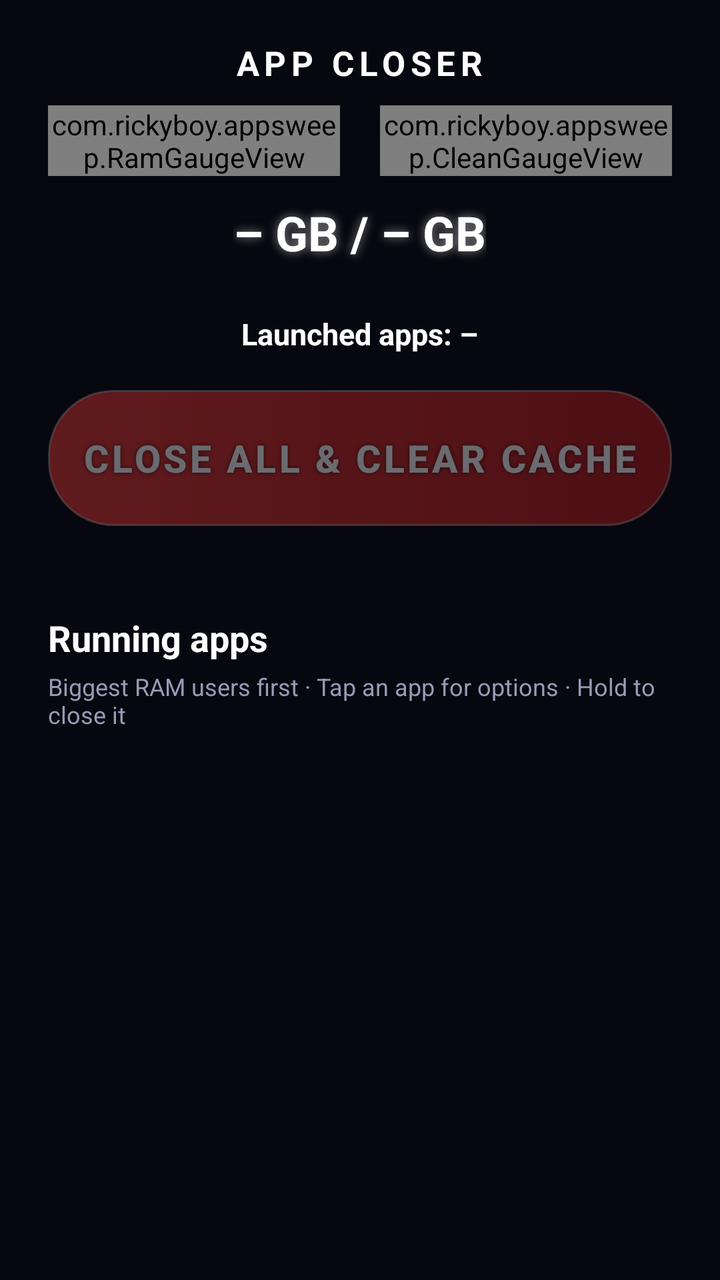
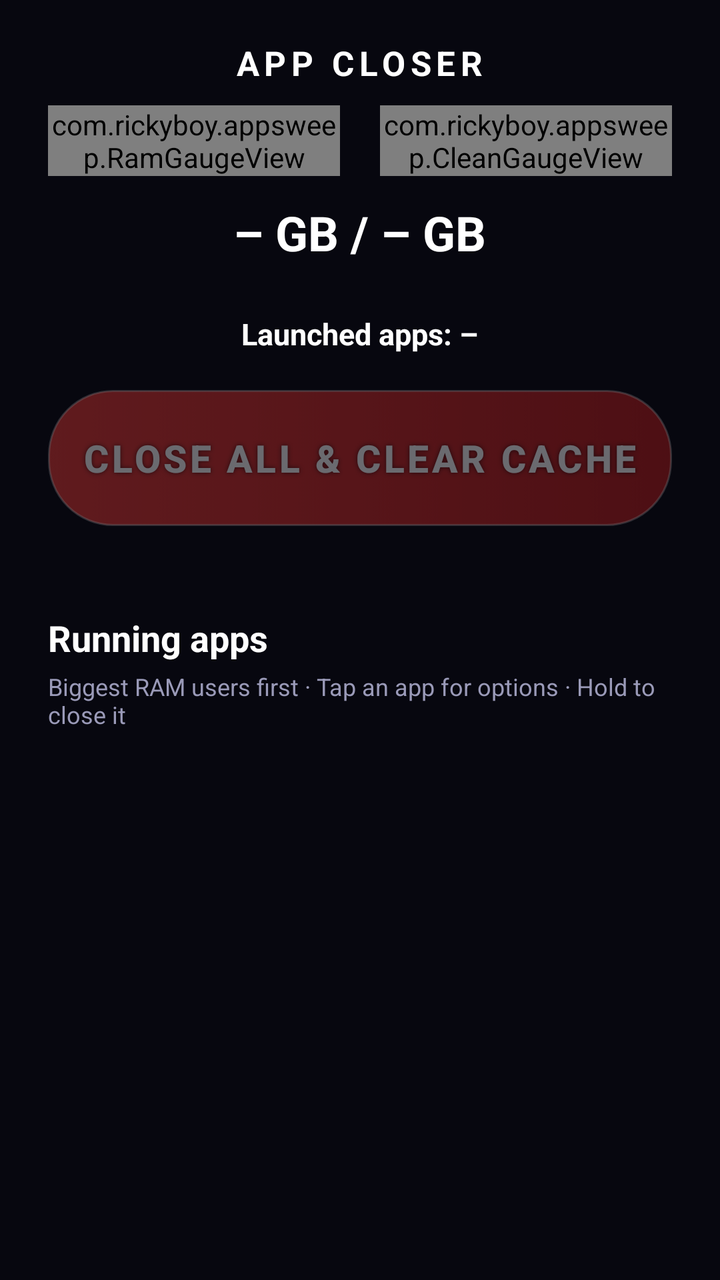

Screens rendered from an Android XML layout before and after an edit, with the pre-edit source and the edit as a unified diff.
<!-- AndroidManifest.xml: application theme Theme.AppSweep -->
<!-- res/layout/activity_main.xml -->
<?xml version="1.0" encoding="utf-8"?>
<LinearLayout xmlns:android="http://schemas.android.com/apk/res/android"
    android:layout_width="match_parent"
    android:layout_height="match_parent"
    android:background="@color/bg"
    android:orientation="vertical"
    android:paddingStart="24dp"
    android:paddingTop="20dp"
    android:paddingEnd="24dp"
    android:paddingBottom="12dp">

    
    <include layout="@layout/header" />

    <LinearLayout
        android:id="@+id/statusCard"
        android:layout_width="match_parent"
        android:layout_height="wrap_content"
        android:layout_marginTop="16dp"
        android:background="@drawable/bg_card"
        android:orientation="vertical"
        android:padding="16dp"
        android:visibility="gone">

        <TextView
            android:id="@+id/statusText"
            android:layout_width="match_parent"
            android:layout_height="wrap_content"
            android:textColor="@color/text_main"
            android:textSize="15sp" />

        <LinearLayout
            android:layout_width="match_parent"
            android:layout_height="wrap_content"
            android:layout_marginTop="12dp"
            android:orientation="horizontal">

            <Button
                android:id="@+id/statusButton"
                android:layout_width="wrap_content"
                android:layout_height="44dp"
                android:background="@drawable/bg_small_button"
                android:paddingStart="18dp"
                android:paddingEnd="18dp"
                android:stateListAnimator="@null"
                android:textAllCaps="false"
                android:textColor="@color/neon_cyan"
                android:textStyle="bold" />

            <Button
                android:id="@+id/statusButton2"
                android:layout_width="wrap_content"
                android:layout_height="44dp"
                android:layout_marginStart="10dp"
                android:background="@drawable/bg_small_button"
                android:paddingStart="18dp"
                android:paddingEnd="18dp"
                android:stateListAnimator="@null"
                android:textAllCaps="false"
                android:textColor="@color/neon_cyan"
                android:textStyle="bold"
                android:visibility="gone" />
        </LinearLayout>

        <LinearLayout
            android:id="@+id/codeRow"
            android:layout_width="match_parent"
            android:layout_height="wrap_content"
            android:layout_marginTop="12dp"
            android:gravity="center_vertical"
            android:orientation="horizontal"
            android:visibility="gone">

            <EditText
                android:id="@+id/codeInput"
                android:layout_width="0dp"
                android:layout_height="48dp"
                android:layout_weight="1"
                android:background="@drawable/bg_small_button"
                android:hint="6-digit pairing code"
                android:imeOptions="actionDone"
                android:inputType="number"
                android:maxLength="6"
                android:paddingStart="16dp"
                android:paddingEnd="16dp"
                android:textColor="@color/text_main"
                android:textColorHint="@color/text_dim"
                android:textSize="18sp" />

            <Button
                android:id="@+id/pairButton"
                android:layout_width="wrap_content"
                android:layout_height="48dp"
                android:layout_marginStart="10dp"
                android:background="@drawable/bg_small_button"
                android:paddingStart="22dp"
                android:paddingEnd="22dp"
                android:stateListAnimator="@null"
                android:text="Pair"
                android:textAllCaps="false"
                android:textColor="@color/neon_cyan"
                android:textStyle="bold" />
        </LinearLayout>

        <Button
            android:id="@+id/shizukuButton"
            android:layout_width="wrap_content"
            android:layout_height="36dp"
            android:layout_marginTop="10dp"
            android:background="@android:color/transparent"
            android:stateListAnimator="@null"
            android:text="Already use Shizuku? Use it instead"
            android:textAllCaps="false"
            android:textColor="@color/text_dim"
            android:textSize="12sp"
            android:visibility="gone" />

        <Button
            android:id="@+id/linkButton"
            android:layout_width="wrap_content"
            android:layout_height="36dp"
            android:layout_marginTop="4dp"
            android:background="@drawable/bg_small_button"
            android:paddingStart="14dp"
            android:paddingEnd="14dp"
            android:stateListAnimator="@null"
            android:textAllCaps="false"
            android:textColor="@color/neon_cyan"
            android:textSize="12sp"
            android:visibility="gone" />
    </LinearLayout>

    <FrameLayout
        android:layout_width="match_parent"
        android:layout_height="wrap_content"
        android:layout_marginTop="18dp">

        <Button
            android:id="@+id/sweepButton"
            android:layout_width="match_parent"
            android:layout_height="68dp"
                    android:background="@drawable/bg_sweep_button"
            android:enabled="false"
            android:alpha="0.4"
            android:letterSpacing="0.08"
            android:shadowColor="#AA000000"
            android:shadowRadius="6"
            android:stateListAnimator="@null"
            android:text="@string/sweep_button"
            android:textColor="@color/text_main"
            android:textSize="19sp"
            android:textStyle="bold" />

        
        <LinearLayout
            android:id="@+id/allCleanView"
            android:layout_width="match_parent"
            android:layout_height="wrap_content"
            android:gravity="center_horizontal"
            android:orientation="vertical"
            android:visibility="gone">

            <ImageView
                android:layout_width="wrap_content"
                android:layout_height="170dp"
                android:adjustViewBounds="true"
                android:contentDescription="All clean"
                android:src="@drawable/all_clean_ram" />

            <TextView
        android:shadowColor="#FF00E676"
        android:shadowRadius="12"
                android:layout_width="wrap_content"
                android:layout_height="wrap_content"
                android:layout_marginTop="4dp"
                android:text="All clean!"
                android:textColor="@color/text_main"
                android:textSize="28sp"
                android:textStyle="bold" />
        </LinearLayout>
    </FrameLayout>

    <LinearLayout
        android:id="@+id/resultRow"
        android:layout_width="match_parent"
        android:layout_height="wrap_content"
        android:layout_marginTop="10dp"
        android:orientation="horizontal"
        android:visibility="gone">

        <LinearLayout
            android:layout_width="0dp"
            android:layout_height="wrap_content"
            android:layout_marginStart="4dp"
            android:layout_marginEnd="4dp"
            android:layout_weight="1"
            android:background="@drawable/bg_card_plain"
            android:gravity="center_horizontal"
            android:orientation="vertical"
            android:paddingTop="8dp"
            android:paddingBottom="8dp">

            <TextView
        android:shadowColor="#00000000"
        android:shadowRadius="12"
                android:id="@+id/statClosed"
                android:layout_width="wrap_content"
                android:layout_height="wrap_content"
                android:text="0"
                android:textColor="@color/text_main"
                android:textSize="20sp"
                android:textStyle="bold" />

            <TextView
                android:layout_width="wrap_content"
                android:layout_height="wrap_content"
                android:letterSpacing="0.08"
                android:text="APPS CLOSED"
                android:textColor="@color/accent_red"
                android:textSize="10sp"
                android:textStyle="bold" />
        </LinearLayout>

        <LinearLayout
            android:layout_width="0dp"
            android:layout_height="wrap_content"
            android:layout_marginStart="4dp"
            android:layout_marginEnd="4dp"
            android:layout_weight="1"
            android:background="@drawable/bg_card_plain"
            android:gravity="center_horizontal"
            android:orientation="vertical"
            android:paddingTop="8dp"
            android:paddingBottom="8dp">

            <TextView
        android:shadowColor="#00000000"
        android:shadowRadius="12"
                android:id="@+id/statRam"
                android:layout_width="wrap_content"
                android:layout_height="wrap_content"
                android:text="0"
                android:textColor="@color/text_main"
                android:textSize="20sp"
                android:textStyle="bold" />

            <TextView
                android:layout_width="wrap_content"
                android:layout_height="wrap_content"
                android:letterSpacing="0.08"
                android:text="RAM FREED"
                android:textColor="@color/accent_green"
                android:textSize="10sp"
                android:textStyle="bold" />
        </LinearLayout>

        <LinearLayout
            android:layout_width="0dp"
            android:layout_height="wrap_content"
            android:layout_marginStart="4dp"
            android:layout_marginEnd="4dp"
            android:layout_weight="1"
            android:background="@drawable/bg_card_plain"
            android:gravity="center_horizontal"
            android:orientation="vertical"
            android:paddingTop="8dp"
            android:paddingBottom="8dp">

            <TextView
        android:shadowColor="#00000000"
        android:shadowRadius="12"
                android:id="@+id/statCache"
                android:layout_width="wrap_content"
                android:layout_height="wrap_content"
                android:text="0"
                android:textColor="@color/text_main"
                android:textSize="20sp"
                android:textStyle="bold" />

            <TextView
                android:layout_width="wrap_content"
                android:layout_height="wrap_content"
                android:letterSpacing="0.08"
                android:text="CACHE CLEARED"
                android:textColor="@color/accent_green"
                android:textSize="10sp"
                android:textStyle="bold" />
        </LinearLayout>
    </LinearLayout>

    <TextView
        android:shadowColor="#00000000"
        android:shadowRadius="12"
        android:id="@+id/resultText"
        android:layout_width="match_parent"
        android:layout_height="wrap_content"
        android:layout_marginTop="8dp"
        android:gravity="center"
        android:textColor="@color/text_dim"
        android:textSize="13sp"
        android:textStyle="normal"
        android:visibility="gone" />

    
    <Button
        android:id="@+id/closeAppButton"
        android:layout_width="match_parent"
        android:layout_height="60dp"
        android:layout_marginTop="12dp"
        android:background="@drawable/bg_sweep_done"
        android:letterSpacing="0.08"
        android:stateListAnimator="@null"
        android:text="CLOSE THIS APP"
        android:textColor="@color/text_main"
        android:textSize="18sp"
        android:textStyle="bold"
        android:visibility="gone" />

    <TextView
        android:shadowColor="#00000000"
        android:shadowRadius="12"
        android:id="@+id/statsText"
        android:layout_width="match_parent"
        android:layout_height="wrap_content"
        android:layout_marginTop="14dp"
        android:gravity="center"
        android:textColor="@color/neon_cyan"
        android:textSize="13sp"
        android:textStyle="bold" />

    <LinearLayout
        android:layout_width="match_parent"
        android:layout_height="wrap_content"
        android:layout_marginTop="12dp"
        android:gravity="center_vertical"
        android:orientation="horizontal">

        <TextView
            android:id="@+id/listHeader"
            android:layout_width="0dp"
            android:layout_height="wrap_content"
            android:layout_weight="1"
            android:text="Running apps"
            android:textColor="@color/text_main"
            android:textSize="18sp"
            android:textStyle="bold" />

    </LinearLayout>

    <TextView
        android:shadowColor="#00000000"
        android:shadowRadius="12"
        android:id="@+id/listHint"
        android:layout_width="match_parent"
        android:layout_height="wrap_content"
        android:layout_marginTop="4dp"
        android:layout_marginBottom="8dp"
        android:text="Biggest RAM users first · Tap an app for options · Hold to close it"
        android:textColor="@color/text_dim"
        android:textSize="12sp"
        android:textStyle="normal" />

    <androidx.recyclerview.widget.RecyclerView
        android:id="@+id/appList"
        android:layout_width="match_parent"
        android:layout_height="0dp"
        android:layout_weight="1"
        android:clipToPadding="false"
        android:paddingBottom="12dp" />
</LinearLayout>
<!-- res/layout/header.xml (included above) -->
<?xml version="1.0" encoding="utf-8"?>
<LinearLayout xmlns:android="http://schemas.android.com/apk/res/android"
    android:layout_width="match_parent"
    android:layout_height="wrap_content"
    android:gravity="center_horizontal"
    android:orientation="vertical">

    <TextView
        android:shadowColor="#00000000"
        android:shadowRadius="12"
        android:layout_width="wrap_content"
        android:layout_height="wrap_content"
        android:letterSpacing="0.15"
        android:text="APP CLOSER"
        android:textColor="@color/text_main"
        android:textSize="17sp"
        android:textStyle="bold" />

    <LinearLayout
        android:layout_width="match_parent"
        android:layout_height="wrap_content"
        android:layout_marginTop="10dp"
        android:orientation="horizontal">

        <com.rickyboy.appsweep.RamGaugeView
            android:id="@+id/ramGauge"
            android:layout_width="0dp"
            android:layout_height="wrap_content"
            android:layout_marginEnd="10dp"
            android:layout_weight="1" />

        <com.rickyboy.appsweep.CleanGaugeView
            android:id="@+id/cleanGauge"
            android:layout_width="0dp"
            android:layout_height="wrap_content"
            android:layout_marginStart="10dp"
            android:layout_weight="1" />
    </LinearLayout>

    <LinearLayout
        android:layout_width="wrap_content"
        android:layout_height="wrap_content"
        android:layout_marginTop="6dp"
        android:gravity="center_horizontal"
        android:orientation="vertical">

            <TextView
        android:shadowColor="#88FFFFFF"
        android:shadowRadius="12"
                android:id="@+id/ramUsedText"
                android:layout_width="wrap_content"
                android:layout_height="wrap_content"
                android:layout_marginTop="6dp"
                android:text="– GB / – GB"
                android:textColor="@color/text_main"
                android:textSize="24sp"
                android:textStyle="bold" />

            <TextView
        android:shadowColor="#00000000"
        android:shadowRadius="12"
                android:id="@+id/ramFreeText"
                android:layout_width="wrap_content"
                android:layout_height="wrap_content"
                android:layout_marginTop="2dp"
                android:textColor="@color/text_main"
                android:textSize="15sp"
                android:textStyle="bold" />

            <TextView
        android:shadowColor="#00000000"
        android:shadowRadius="12"
                android:id="@+id/appsCountText"
                android:layout_width="wrap_content"
                android:layout_height="wrap_content"
                android:layout_marginTop="2dp"
                android:text="Launched apps: –"
                android:textColor="@color/text_main"
                android:textSize="15sp"
                android:textStyle="bold" />
    </LinearLayout>
</LinearLayout>
<!-- resources referenced by this layout -->
<resources>
  <color name="accent_green">#FF00E676</color>
  <color name="accent_red">#FFE53935</color>
  <color name="bg">#FF07070F</color>
  <color name="neon_cyan">#FFFFFFFF</color>
  <color name="text_dim">#FF9A9AB8</color>
  <color name="text_main">#FFFFFFFF</color>
  <!-- drawable bg_card (drawable) -->
  <?xml version="1.0" encoding="utf-8"?>
  <shape xmlns:android="http://schemas.android.com/apk/res/android" android:shape="rectangle">
      <corners android:radius="16dp" />
      <solid android:color="@color/card" />
      <stroke android:width="2dp" android:color="@color/neon_pink" />
  </shape>
  <!-- drawable bg_card_plain (drawable) -->
  <?xml version="1.0" encoding="utf-8"?>
  <shape xmlns:android="http://schemas.android.com/apk/res/android" android:shape="rectangle">
      <corners android:radius="12dp" />
      <solid android:color="@color/card" />
      <stroke android:width="1dp" android:color="#33FFFFFF" />
  </shape>
  <!-- drawable bg_small_button (drawable) -->
  <?xml version="1.0" encoding="utf-8"?>
  <selector xmlns:android="http://schemas.android.com/apk/res/android">
      <item android:state_focused="true">
          <shape android:shape="rectangle">
              <corners android:radius="18dp" />
              <solid android:color="@color/card_focus" />
              <stroke android:width="2dp" android:color="@color/neon_cyan" />
          </shape>
      </item>
      <item android:state_pressed="true">
          <shape android:shape="rectangle">
              <corners android:radius="18dp" />
              <solid android:color="@color/card_focus" />
              <stroke android:width="2dp" android:color="@color/neon_cyan" />
          </shape>
      </item>
      <item>
          <shape android:shape="rectangle">
              <corners android:radius="18dp" />
              <solid android:color="@color/card" />
              <stroke android:width="1dp" android:color="#5500F0FF" />
          </shape>
      </item>
  </selector>
  <!-- drawable bg_sweep_done (drawable) -->
  <?xml version="1.0" encoding="utf-8"?>
  <selector xmlns:android="http://schemas.android.com/apk/res/android">
      <item android:state_focused="true">
          <shape android:shape="rectangle">
              <corners android:radius="32dp" />
              <gradient android:angle="0" android:startColor="#FF00E676" android:endColor="#FF00B85C" />
              <stroke android:width="3dp" android:color="#FFB9FFD9" />
          </shape>
      </item>
      <item>
          <shape android:shape="rectangle">
              <corners android:radius="32dp" />
              <gradient android:angle="0" android:startColor="#FF00E676" android:endColor="#FF00B85C" />
              <stroke android:width="1dp" android:color="#88FFFFFF" />
          </shape>
      </item>
  </selector>
  <string name="sweep_button">CLOSE ALL &amp; CLEAR CACHE</string>
  <style name="Theme.AppSweep" parent="Theme.AppCompat.NoActionBar">
          <item name="android:windowBackground">@color/bg</item>
          <item name="android:statusBarColor">@color/bg</item>
          <item name="android:navigationBarColor">@color/bg</item>
          <item name="colorPrimary">@color/neon_cyan</item>
          <item name="colorPrimaryDark">@color/bg</item>
          <item name="colorAccent">@color/neon_pink</item>
          <item name="android:textColorPrimary">@color/text_main</item>
          <item name="alertDialogTheme">@style/Theme.AppSweep.Dialog</item>
      </style>
  <color name="card">#FF12121F</color>
  <color name="neon_pink">#FFE53935</color>
  <color name="card_focus">#FF1E1E36</color>
  <color name="neon_purple">#FFB71C1C</color>
  <style name="Theme.AppSweep.Dialog" parent="Theme.AppCompat.Dialog.Alert">
          <item name="android:windowBackground">@drawable/bg_card</item>
          <item name="colorAccent">@color/neon_cyan</item>
          <item name="android:textColorPrimary">@color/text_main</item>
          <item name="android:textColor">@color/text_main</item>
      </style>
  <!-- unchanged entries left out for length: 2 -->
</resources>

<!-- the commit's change to res/layout/activity_main.xml (unified diff, before → after) -->
@@ -1,8 +1,14 @@
 <?xml version="1.0" encoding="utf-8"?>
-<LinearLayout xmlns:android="http://schemas.android.com/apk/res/android"
+<androidx.core.widget.NestedScrollView xmlns:android="http://schemas.android.com/apk/res/android"
+    android:id="@+id/mainScroll"
     android:layout_width="match_parent"
     android:layout_height="match_parent"
     android:background="@color/bg"
+    android:fillViewport="true">
+
+<LinearLayout
+    android:layout_width="match_parent"
+    android:layout_height="wrap_content"
     android:orientation="vertical"
     android:paddingStart="24dp"
     android:paddingTop="20dp"
@@ -33,12 +39,12 @@
             android:layout_width="match_parent"
             android:layout_height="wrap_content"
             android:layout_marginTop="12dp"
-            android:orientation="horizontal">
+            android:orientation="vertical">
 
             <Button
                 android:id="@+id/statusButton"
-                android:layout_width="wrap_content"
-                android:layout_height="44dp"
+                android:layout_width="match_parent"
+                android:layout_height="52dp"
                 android:background="@drawable/bg_small_button"
                 android:paddingStart="18dp"
                 android:paddingEnd="18dp"
@@ -49,9 +55,9 @@
 
             <Button
                 android:id="@+id/statusButton2"
-                android:layout_width="wrap_content"
-                android:layout_height="44dp"
-                android:layout_marginStart="10dp"
+                android:layout_width="match_parent"
+                android:layout_height="52dp"
+                android:layout_marginTop="10dp"
                 android:background="@drawable/bg_small_button"
                 android:paddingStart="18dp"
                 android:paddingEnd="18dp"
@@ -117,9 +123,9 @@
 
         <Button
             android:id="@+id/linkButton"
-            android:layout_width="wrap_content"
-            android:layout_height="36dp"
-            android:layout_marginTop="4dp"
+            android:layout_width="match_parent"
+            android:layout_height="44dp"
+            android:layout_marginTop="10dp"
             android:background="@drawable/bg_small_button"
             android:paddingStart="14dp"
             android:paddingEnd="14dp"
@@ -363,11 +369,12 @@
     <androidx.recyclerview.widget.RecyclerView
         android:id="@+id/appList"
         android:layout_width="match_parent"
-        android:layout_height="0dp"
-        android:layout_weight="1"
+        android:layout_height="wrap_content"
         android:clipToPadding="false"
+        android:nestedScrollingEnabled="false"
         android:paddingBottom="12dp" />
 </LinearLayout>
+</androidx.core.widget.NestedScrollView>
 <!-- res/layout/header.xml (included above) -->
 <?xml version="1.0" encoding="utf-8"?>
 <LinearLayout xmlns:android="http://schemas.android.com/apk/res/android"
@@ -416,7 +423,7 @@
         android:orientation="vertical">
 
             <TextView
-        android:shadowColor="#88FFFFFF"
+        android:shadowColor="#00000000"
         android:shadowRadius="12"
                 android:id="@+id/ramUsedText"
                 android:layout_width="wrap_content"
